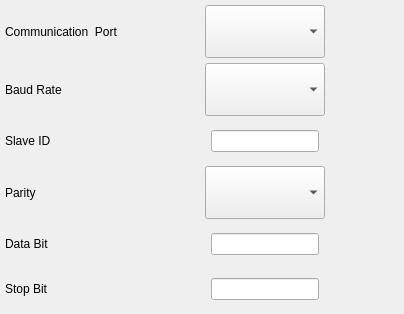
Qt form src/MotionControl/Pages/ModbusSetWidget.ui (shizhan-shelly/MotionControl) before a commit.
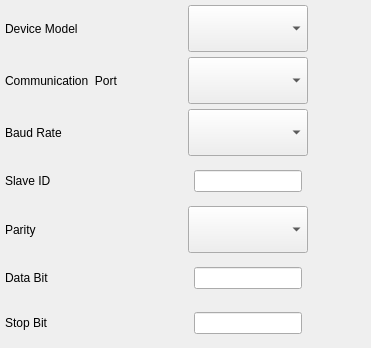
The same form after that commit.

Commit message: Design Cutter.

```diff
--- a/src/MotionControl/Pages/ModbusSetWidget.ui
+++ b/src/MotionControl/Pages/ModbusSetWidget.ui
@@ -6,20 +6,79 @@
    <rect>
     <x>0</x>
     <y>0</y>
-    <width>404</width>
-    <height>314</height>
+    <width>371</width>
+    <height>348</height>
    </rect>
   </property>
   <property name="windowTitle">
    <string>Form</string>
   </property>
-  <layout class="QVBoxLayout" name="verticalLayout" stretch="1,1,1,1,1,1">
+  <layout class="QVBoxLayout" name="verticalLayout" stretch="1,1,1,1,1,1,1">
    <property name="spacing">
     <number>5</number>
    </property>
    <property name="margin">
     <number>5</number>
    </property>
+   <item>
+    <layout class="QHBoxLayout" name="horizontalLayout_7">
+     <item>
+      <widget class="QLabel" name="label_7">
+       <property name="minimumSize">
+        <size>
+         <width>120</width>
+         <height>40</height>
+        </size>
+       </property>
+       <property name="text">
+        <string>Device Model</string>
+       </property>
+      </widget>
+     </item>
+     <item>
+      <spacer name="horizontalSpacer_11">
+       <property name="orientation">
+        <enum>Qt::Horizontal</enum>
+       </property>
+       <property name="sizeHint" stdset="0">
+        <size>
+         <width>40</width>
+         <height>20</height>
+        </size>
+       </property>
+      </spacer>
+     </item>
+     <item>
+      <widget class="QComboBox" name="device_model_">
+       <property name="sizePolicy">
+        <sizepolicy hsizetype="Preferred" vsizetype="Preferred">
+         <horstretch>0</horstretch>
+         <verstretch>0</verstretch>
+        </sizepolicy>
+       </property>
+       <property name="minimumSize">
+        <size>
+         <width>120</width>
+         <height>40</height>
+        </size>
+       </property>
+      </widget>
+     </item>
+     <item>
+      <spacer name="horizontalSpacer_12">
+       <property name="orientation">
+        <enum>Qt::Horizontal</enum>
+       </property>
+       <property name="sizeHint" stdset="0">
+        <size>
+         <width>40</width>
+         <height>20</height>
+        </size>
+       </property>
+      </spacer>
+     </item>
+    </layout>
+   </item>
    <item>
     <layout class="QHBoxLayout" name="horizontalLayout">
      <item>
```
The commit also changes 4 other files.
